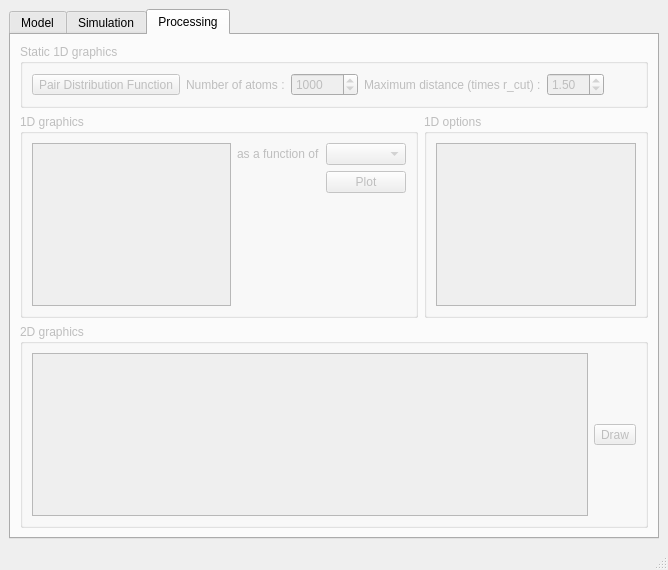
Old version of the form moldyn/ui/qt/mainwindow.ui in the repository open-moldyn/moldyn.
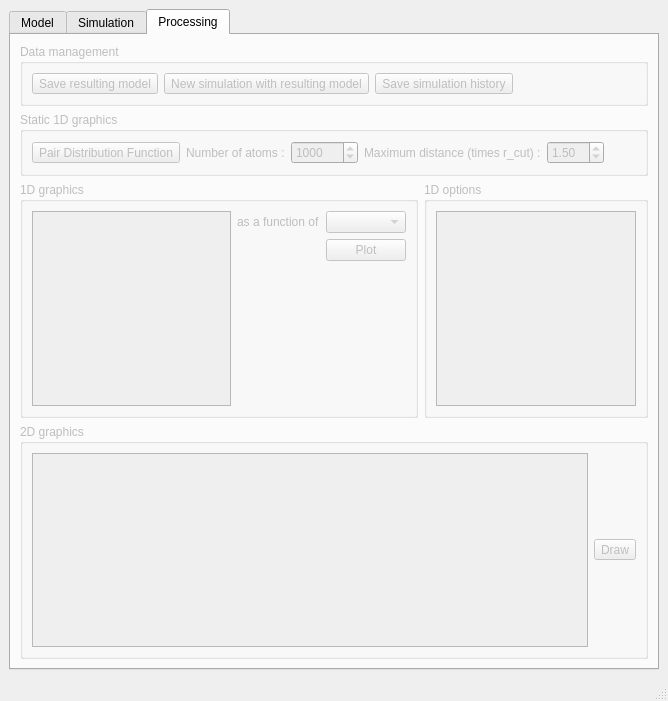
New version of the form. The open tabs and pages were chosen to show the change.

Commit message: adaptation de l'interface à la sauvegarde des données

```diff
--- a/moldyn/ui/qt/mainwindow.ui
+++ b/moldyn/ui/qt/mainwindow.ui
@@ -7,7 +7,7 @@
     <x>0</x>
     <y>0</y>
     <width>668</width>
-    <height>570</height>
+    <height>701</height>
    </rect>
   </property>
   <property name="windowTitle">
@@ -296,8 +296,8 @@
         <string>Processing</string>
        </attribute>
        <layout class="QGridLayout" name="gridLayout_5">
-        <item row="1" column="1">
-         <widget class="QGroupBox" name="groupBox_2">
+        <item row="2" column="1">
+         <widget class="QGroupBox" name="groupBox_1doptions">
           <property name="title">
            <string>1D options</string>
           </property>
@@ -308,7 +308,40 @@
           </layout>
          </widget>
         </item>
-        <item row="0" column="0" colspan="2">
+        <item row="2" column="0">
+         <widget class="QGroupBox" name="groupBox1d">
+          <property name="title">
+           <string>1D graphics</string>
+          </property>
+          <layout class="QGridLayout" name="gridLayout">
+           <item row="0" column="0" rowspan="2">
+            <widget class="QListWidget" name="lineListW"/>
+           </item>
+           <item row="0" column="1">
+            <layout class="QFormLayout" name="formLayout_3">
+             <item row="0" column="0">
+              <widget class="QLabel" name="asAFunctionOfLabel">
+               <property name="text">
+                <string>as a function of</string>
+               </property>
+              </widget>
+             </item>
+             <item row="0" column="1">
+              <widget class="QComboBox" name="lineComboW"/>
+             </item>
+             <item row="1" column="1">
+              <widget class="QPushButton" name="plotB">
+               <property name="text">
+                <string>Plot</string>
+               </property>
+              </widget>
+             </item>
+            </layout>
+           </item>
+          </layout>
+         </widget>
+        </item>
+        <item row="1" column="0" colspan="2">
          <widget class="QGroupBox" name="groupBox1d_stat">
           <property name="title">
            <string>Static 1D graphics</string>
@@ -377,7 +410,7 @@
           </layout>
          </widget>
         </item>
-        <item row="2" column="0" colspan="2">
+        <item row="3" column="0" colspan="2">
          <widget class="QGroupBox" name="groupBox2d">
           <property name="title">
            <string>2D graphics</string>
@@ -396,35 +429,45 @@
           </layout>
          </widget>
         </item>
-        <item row="1" column="0">
-         <widget class="QGroupBox" name="groupBox1d">
+        <item row="0" column="0" colspan="2">
+         <widget class="QGroupBox" name="groupBox_data_mgt">
           <property name="title">
-           <string>1D graphics</string>
+           <string>Data management</string>
           </property>
-          <layout class="QGridLayout" name="gridLayout">
-           <item row="0" column="0" rowspan="2">
-            <widget class="QListWidget" name="lineListW"/>
+          <layout class="QGridLayout" name="gridLayout_7">
+           <item row="0" column="3">
+            <spacer name="horizontalSpacer_5">
+             <property name="orientation">
+              <enum>Qt::Horizontal</enum>
+             </property>
+             <property name="sizeHint" stdset="0">
+              <size>
+               <width>40</width>
+               <height>20</height>
+              </size>
+             </property>
+            </spacer>
+           </item>
+           <item row="0" column="2">
+            <widget class="QToolButton" name="saveSimuBtn">
+             <property name="text">
+              <string>Save simulation history</string>
+             </property>
+            </widget>
+           </item>
+           <item row="0" column="0">
+            <widget class="QToolButton" name="saveRModelBtn">
+             <property name="text">
+              <string>Save resulting model</string>
+             </property>
+            </widget>
            </item>
            <item row="0" column="1">
-            <layout class="QFormLayout" name="formLayout_3">
-             <item row="0" column="0">
-              <widget class="QLabel" name="asAFunctionOfLabel">
-               <property name="text">
-                <string>as a function of</string>
-               </property>
-              </widget>
-             </item>
-             <item row="0" column="1">
-              <widget class="QComboBox" name="lineComboW"/>
-             </item>
-             <item row="1" column="1">
-              <widget class="QPushButton" name="plotB">
-               <property name="text">
-                <string>Plot</string>
-               </property>
-              </widget>
-             </item>
-            </layout>
+            <widget class="QToolButton" name="toolButton">
+             <property name="text">
+              <string>New simulation with resulting model</string>
+             </property>
+            </widget>
            </item>
           </layout>
          </widget>
```
Left out of the diff: 50 changed lines with no effect on the pictures. The commit also changes 2 other files.
